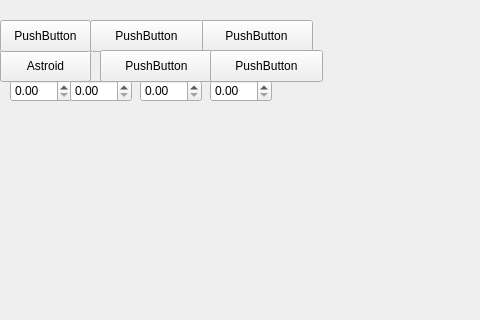
This is mainwindow.ui in WSU-4110/Math_Scriptum as Qt 5 draws it before an edit; both pictures show x 0 to 480 and y 0 to 320 of the 800 by 600 pixel window. The edited form follows.
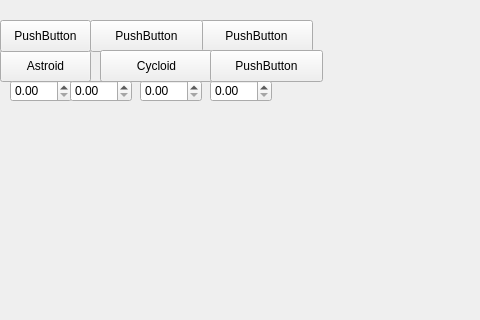
This is the edited form. Custom widgets are drawn as their Qt base class.

Commit message: Added functions to the shapearea.cpp class implementation is needed for the shape functions refer to cyloid and astroid implementation for reference added functions for the astroid and cycloid button button functions are in mainwindow.cpp NOT shapearea.cpp two shapes are ready and built in BUG-the shape is displaying but not properly

```diff
--- a/mainwindow.ui
+++ b/mainwindow.ui
@@ -96,7 +96,7 @@
      </rect>
     </property>
     <property name="text">
-     <string>PushButton</string>
+     <string>Cycloid</string>
     </property>
    </widget>
    <widget class="QPushButton" name="pushButton_6">
```
Left out of the diff: 2 changed lines with no effect on the pictures. The commit also changes 4 other files.
